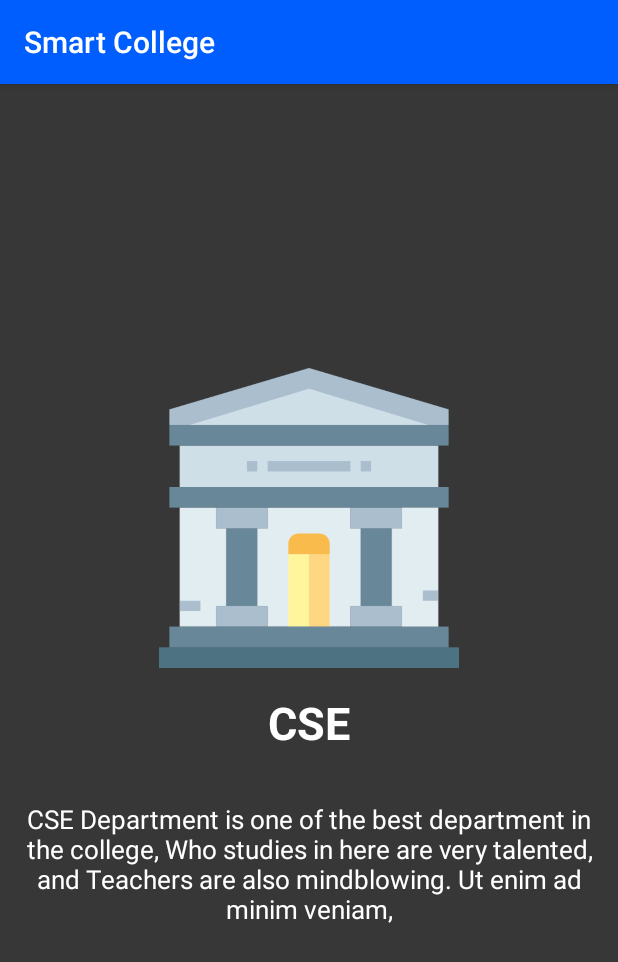
After one commit to Rakibul39/Smart_College, an Android app: the SlideHelper screen opened directly, with no data from a screen before it, on a phone screen of 412 x 824 dp. The commit adds this screen. Shown: the top 962 px of the screen. Run offline under Robolectric (Android 15) with nearby library versions, the phone set to English and light mode, and no system bars.

Commit message:
updated on 15-04-19

```diff
--- a/app/src/main/java/com/example/smartcollege/Menu_Croutine.java
+++ b/app/src/main/java/com/example/smartcollege/Menu_Croutine.java
@@ -1,7 +1,6 @@
 package com.example.smartcollege;
 
 import android.content.Intent;
-import android.support.v4.view.ViewPager;
 import android.support.v7.app.AppCompatActivity;
 import android.os.Bundle;
 import android.view.View;
@@ -14,7 +13,7 @@ public class Menu_Croutine extends AppCompatActivity {
     protected void onCreate(Bundle savedInstanceState) {
         super.onCreate(savedInstanceState);
         setContentView(R.layout.menu_class_routine);
-        button = (Button)findViewById(R.id.btn_login);
+        button = (Button)findViewById(R.id.btn_CSE);
         button.setOnClickListener(new View.OnClickListener(){
             @Override
             public void onClick(View v){
@@ -25,7 +24,7 @@ public class Menu_Croutine extends AppCompatActivity {
     }
 
     public void slideOpen(){
-        Intent intent = new Intent(this, FlashScreen.class);
+        Intent intent = new Intent(this, SlideHelper.class);
         startActivity(intent);
     }
 }
--- /dev/null
+++ b/app/src/main/java/com/example/smartcollege/SlideAdapter.java
@@ -0,0 +1,82 @@
+package com.example.smartcollege;
+
+
+import android.content.Context;
+import android.graphics.Color;
+import android.support.v4.view.PagerAdapter;
+import android.view.LayoutInflater;
+import android.view.View;
+import android.view.ViewGroup;
+import android.widget.ImageView;
+import android.widget.LinearLayout;
+import android.widget.TextView;
+
+public class SlideAdapter extends PagerAdapter {
+    Context context;
+    LayoutInflater inflater;
+
+    // list of images
+    public int[] lst_images = {
+            R.drawable.civil,
+            R.drawable.cse,
+            R.drawable.eee,
+            R.drawable.textile
+    };
+    // list of titles
+    public String[] lst_title = {
+            "CSE",
+            "EEE",
+            "CIVIL",
+            "TEXTILE"
+    }   ;
+    // list of descriptions
+    public String[] lst_description = {
+            "CSE Department is one of the best department in the college, Who studies in here are very talented, and Teachers are also mindblowing. Ut enim ad minim veniam,",
+            "Lorem ipsum dolor sit amet, consectetur adipiscing elit, sed do eiusmod tempor incididunt ut labore et dolore magna aliqua. Ut enim ad minim veniam,",
+            "Lorem ipsum dolor sit amet, consectetur adipiscing elit, sed do eiusmod tempor incididunt ut labore et dolore magna aliqua. Ut enim ad minim veniam,",
+            "Lorem ipsum dolor sit amet, consectetur adipiscing elit, sed do eiusmod tempor incididunt ut labore et dolore magna aliqua. Ut enim ad minim veniam,"
+    };
+    // list of background colors
+    public int[]  lst_backgroundcolor = {
+            Color.rgb(55,55,55),
+            Color.rgb(239,85,85),
+            Color.rgb(110,49,89),
+            Color.rgb(1,188,212)
+    };
+
+
+    public SlideAdapter(Context context) {
+        this.context = context;
+    }
+
+    @Override
+    public int getCount() {
+        return lst_title.length;
+    }
+
+    @Override
+    public boolean isViewFromObject(View view, Object object) {
+        return (view==(LinearLayout)object);
+    }
+
+    @Override
+    public Object instantiateItem(ViewGroup container, int position) {
+        inflater = (LayoutInflater) context.getSystemService(context.LAYOUT_INFLATER_SERVICE);
+        View view = inflater.inflate(R.layout.slide,container,false);
+        LinearLayout layoutslide = (LinearLayout) view.findViewById(R.id.slidelinearlayout);
+        ImageView imgslide = (ImageView)  view.findViewById(R.id.slideimg);
+        TextView txttitle= (TextView) view.findViewById(R.id.txttitle);
+        TextView description = (TextView) view.findViewById(R.id.txtdescription);
+        layoutslide.setBackgroundColor(lst_backgroundcolor[position]);
+        imgslide.setImageResource(lst_images[position]);
+        txttitle.setText(lst_title[position]);
+        description.setText(lst_description[position]);
+        container.addView(view);
+        return view;
+    }
+
+    @Override
+    public void destroyItem(ViewGroup container, int position, Object object) {
+        container.removeView((LinearLayout)object);
+    }
+}
--- /dev/null
+++ b/app/src/main/java/com/example/smartcollege/SlideHelper.java
@@ -0,0 +1,19 @@
+package com.example.smartcollege;
+
+import android.support.v4.view.ViewPager;
+import android.support.v7.app.AppCompatActivity;
+import android.os.Bundle;
+
+public class SlideHelper extends AppCompatActivity {
+    private ViewPager viewPager;
+    private SlideAdapter myadapter;
+
+    @Override
+    protected void onCreate(Bundle savedInstanceState) {
+        super.onCreate(savedInstanceState);
+        setContentView(R.layout.slide_helper);
+        viewPager = (ViewPager) findViewById(R.id.viewpager);
+        myadapter = new SlideAdapter(this);
+        viewPager.setAdapter(myadapter);
+    }
+}
--- a/app/src/main/res/layout/activity_flash_screen.xml
+++ b/app/src/main/res/layout/activity_flash_screen.xml
@@ -5,7 +5,7 @@
     android:layout_width="match_parent"
     android:layout_height="match_parent"
     android:background="@drawable/background"
-    tools:context=".FlashScreen">
+    tools:context=".MainActivity">
 
     <TextView
         android:id="@+id/tv_wpage"
--- a/app/src/main/res/layout/activity_home_page.xml
+++ b/app/src/main/res/layout/activity_home_page.xml
@@ -4,7 +4,7 @@
     xmlns:tools="http://schemas.android.com/tools"
     android:layout_width="match_parent"
     android:layout_height="match_parent"
-    tools:context=".HomePage">
+    tools:context=".Navigation_Drawer">
 
 
 <ScrollView
--- a/app/src/main/res/layout/login_page.xml
+++ b/app/src/main/res/layout/login_page.xml
@@ -5,7 +5,7 @@
     android:layout_width="match_parent"
     android:layout_height="match_parent"
     android:background="@drawable/background"
-    tools:context=".MainActivity">
+    tools:context=".LoginPage">
 
     <TextView
         android:id="@+id/tv_lpname"
--- /dev/null
+++ b/app/src/main/res/layout/slide.xml
@@ -0,0 +1,36 @@
+<?xml version="1.0" encoding="utf-8"?>
+<LinearLayout
+    xmlns:android="http://schemas.android.com/apk/res/android" android:layout_width="match_parent"
+    android:layout_height="match_parent"
+    android:orientation="vertical"
+    android:gravity="center"
+    android:id="@+id/slidelinearlayout">
+
+    <ImageView
+        android:layout_width="200dp"
+        android:layout_height="200dp"
+        android:id="@+id/slideimg"/>
+
+    <TextView
+        android:padding="16dp"
+        android:id="@+id/txttitle"
+        android:textStyle="bold"
+        android:textSize="30sp"
+        android:text="Title Here"
+        android:textColor="#fff"
+        android:layout_width="wrap_content"
+        android:layout_height="wrap_content" />
+    <TextView
+        android:padding="16dp"
+        android:id="@+id/txtdescription"
+        android:textAlignment="center"
+        android:textSize="17sp"
+        android:text="Description is Here"
+        android:textColor="#fff"
+        android:layout_width="wrap_content"
+        android:layout_height="wrap_content" />
+
+
+
+
+</LinearLayout>
--- /dev/null
+++ b/app/src/main/res/layout/slide_helper.xml
@@ -0,0 +1,16 @@
+<?xml version="1.0" encoding="utf-8"?>
+<android.support.constraint.ConstraintLayout xmlns:android="http://schemas.android.com/apk/res/android"
+    xmlns:app="http://schemas.android.com/apk/res-auto"
+    xmlns:tools="http://schemas.android.com/tools"
+    android:layout_width="match_parent"
+    android:layout_height="match_parent"
+    tools:context=".SlideHelper">
+
+    <android.support.v4.view.ViewPager
+        android:id="@+id/viewpager"
+        android:layout_width="match_parent"
+        android:layout_height="match_parent">
+
+    </android.support.v4.view.ViewPager>
+
+</android.support.constraint.ConstraintLayout>
```
Also changed, not shown: app/src/main/AndroidManifest.xml (+4 -4 lines), app/src/main/java/com/example/smartcollege/LoginPage.java (+22 -2 lines), app/src/main/java/com/example/smartcollege/MainActivity.java (+17 -17 lines), app/src/main/java/com/example/smartcollege/Navigation_Drawer.java (+14 -1 lines).
